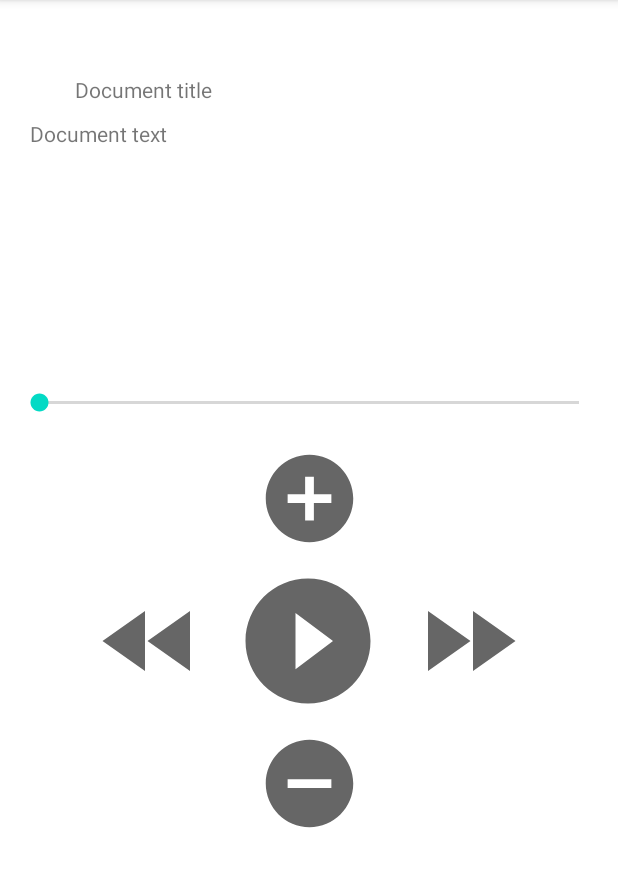
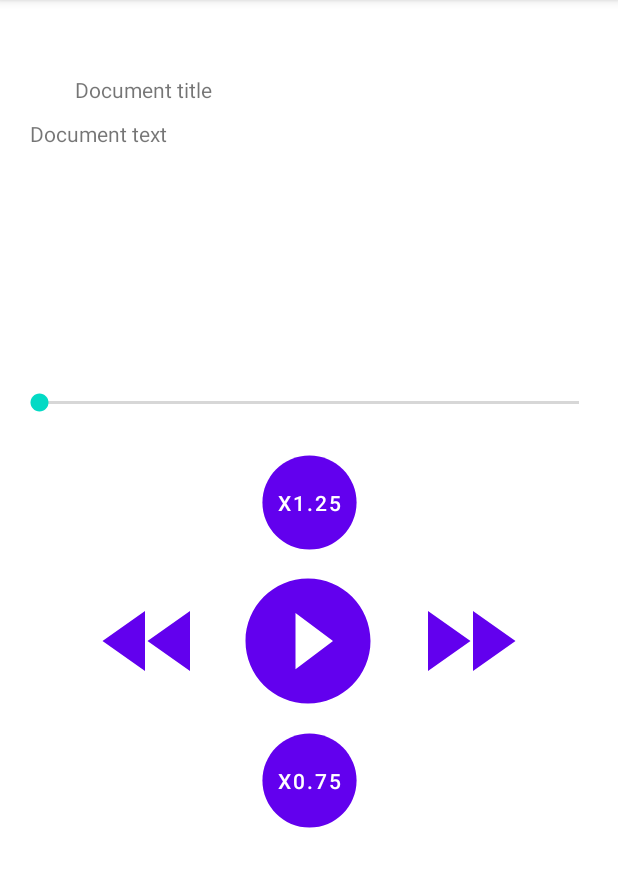
Before and after one commit to smanraj54/Reading_Assistant_Mobile_Application, an Android app: the MediaPlayerActivity screen opened directly, with no data from a screen before it, on a phone screen of 412 x 824 dp, the part 84-971 px from its top. Run offline under Robolectric (Android 15) with nearby library versions, the phone set to English and light mode, and no system bars.

Commit message:
changed button appearance

```diff
--- a/app/build.gradle
+++ b/app/build.gradle
@@ -44,6 +44,7 @@ dependencies {
     implementation 'androidx.constraintlayout:constraintlayout:2.1.3'
     implementation 'androidx.navigation:navigation-fragment-ktx:2.4.1'
     implementation 'androidx.navigation:navigation-ui-ktx:2.4.1'
+    implementation 'androidx.legacy:legacy-support-v4:1.0.0'
     testImplementation 'junit:junit:4.+'
     androidTestImplementation 'androidx.test.ext:junit:1.1.3'
     androidTestImplementation 'androidx.test.espresso:espresso-core:3.4.0'
--- a/app/src/main/AndroidManifest.xml
+++ b/app/src/main/AndroidManifest.xml
@@ -1,7 +1,6 @@
 <?xml version="1.0" encoding="utf-8"?>
 <manifest xmlns:android="http://schemas.android.com/apk/res/android"
     package="com.example.readingassistant">
-
     <application
         android:allowBackup="true"
         android:icon="@mipmap/ic_launcher"
@@ -26,6 +25,11 @@
             </intent-filter>
         </activity>
     </application>
+    <queries>
+        <intent>
+            <action android:name="android.intent.action.TTS_SERVICE" />
+        </intent>
+    </queries>
 
     <uses-permission android:name="android.permission.INTERNET" />
 
--- a/app/src/main/java/com/example/readingassistant/MediaPlayerActivity.kt
+++ b/app/src/main/java/com/example/readingassistant/MediaPlayerActivity.kt
@@ -9,6 +9,7 @@ import android.os.Handler
 import android.os.Looper
 
 import android.view.MotionEvent
+import android.widget.Button
 import android.widget.ImageButton
 import android.widget.SeekBar
 import androidx.core.view.isVisible
@@ -19,25 +20,49 @@ class MediaPlayerActivity : AppCompatActivity() {
     lateinit var playButton: ImageButton
     lateinit var pauseButton: ImageButton
 
-    @SuppressLint("ClickableViewAccessibility")
+    @SuppressLint("ClickableViewAccessibility") //fix this
     override fun onCreate(savedInstanceState: Bundle?) {
         super.onCreate(savedInstanceState)
+
+        var testAudio = R.raw.lofi_study_music ///change to get file from intent
+        /*
+        val arguments = intent.extras
+        if (arguments != null) {
+            val text = arguments.getString("text")
+            val audio = arguments.getString("audio")
+            val documentTitle = arguments.getString("title")
+        }*/
+
+
         setContentView(R.layout.activity_media_player)
 
         playButton = findViewById(R.id.playButton)
         pauseButton = findViewById(R.id.pauseButton)
         val fastForwardButton: ImageButton = findViewById(R.id.fastForwardButton)
         val rewindButton: ImageButton = findViewById(R.id.rewindButton)
-        val increaseButton: ImageButton = findViewById(R.id.increaseButton)
-        val decreaseButton: ImageButton = findViewById(R.id.decreaseButton)
+        val increaseButton: Button = findViewById(R.id.increaseButton)
+        val decreaseButton: Button = findViewById(R.id.decreaseButton)
         val seekBar: SeekBar = findViewById(R.id.seekBar)
-
-        var testAudio = R.raw.lofi_study_music ///change
-
-
         pauseButton.isVisible = false
 
 
+        var speedControl:SpeedControl = SpeedControl(DoubleArray(7){0.5 +(it*0.25)})
+
+        fun updateSpeedButtons() {
+            if (speedControl.getMaxSpeed() == speedControl.getCurrentSpeed()) {
+                increaseButton.setText("max")
+            } else {
+                increaseButton.setText("x" + speedControl.getHigherSpeed())
+            }
+
+            if (speedControl.getMinSpeed() == speedControl.getCurrentSpeed()) {
+                decreaseButton.setText("min")
+            } else {
+                decreaseButton.setText("x"+speedControl.getLowerSpeed())
+            }
+        }
+
+        //set up play button listener
         playButton.setOnClickListener {
             if (mediaPlayer == null) {
 
@@ -56,33 +81,38 @@ class MediaPlayerActivity : AppCompatActivity() {
             play()
         }
 
+        //set up pause button listener
         pauseButton.setOnClickListener {
             pause()
         }
 
-
+        //set up speed buttons
+        updateSpeedButtons()
         val params: PlaybackParams = PlaybackParams().setSpeed(1F)
 
+        //set up increase speed button listener
         increaseButton.setOnClickListener {
-            println(params.speed)
-            if (params.speed<2) {
-                if (mediaPlayer != null) {
-                    params.speed += 0.25F
-                    mediaPlayer!!.playbackParams = params
-                }
+            if (mediaPlayer != null) {
+                println(DoubleArray(8){0.5 +(it*0.25)})
+                speedControl.increaseSpeed()
+                params.speed = speedControl.getCurrentSpeed().toFloat()
+                mediaPlayer!!.playbackParams = params
+                updateSpeedButtons()
             }
         }
 
+        //set up decrease speed button listener
         decreaseButton.setOnClickListener {
-            println(params.speed)
-            if (params.speed>0.5) {
-                if (mediaPlayer!=null){
-                    params.speed -= 0.25F
-                    mediaPlayer!!.playbackParams = params
-                }
+            if (mediaPlayer!=null){
+                speedControl.decreaseSpeed()
+                params.speed = speedControl.getCurrentSpeed().toFloat()
+                mediaPlayer!!.playbackParams = params
+                updateSpeedButtons()
             }
         }
 
+
+        //setup rewind button listener
         var fastForwarding: Boolean
         fastForwardButton.setOnTouchListener { _, motionEvent ->
             if (mediaPlayer != null) {
@@ -110,6 +140,7 @@ class MediaPlayerActivity : AppCompatActivity() {
             true
         }
 
+        //setup fast forward button listener
         var rewinding: Boolean
         rewindButton.setOnTouchListener { _, motionEvent ->
             if (mediaPlayer != null) {
--- /dev/null
+++ b/app/src/main/java/com/example/readingassistant/SpeedControl.kt
@@ -0,0 +1,44 @@
+package com.example.readingassistant
+
+class SpeedControl(speeds:DoubleArray) {
+    private var speeds:DoubleArray = speeds
+    private var currentIndex:Int = speeds.size/2 - 1
+
+    fun increaseSpeed() {
+        if (currentIndex<speeds.size-1) {
+            currentIndex++
+        }
+    }
+
+    fun decreaseSpeed() {
+        if (currentIndex>0) {
+            currentIndex--
+        }
+    }
+
+    fun getCurrentSpeed():Double {
+        return speeds[currentIndex]
+    }
+
+    fun getLowerSpeed():Double {
+        if (currentIndex>0) {
+            return speeds[currentIndex-1]
+        }
+        return speeds[currentIndex]
+    }
+
+    fun getHigherSpeed():Double {
+        if (currentIndex<speeds.size-1) {
+            return speeds[currentIndex + 1]
+        }
+        return speeds[currentIndex]
+    }
+
+    fun getMaxSpeed():Double {
+        return speeds.last()
+    }
+
+    fun getMinSpeed():Double {
+        return speeds.first()
+    }
+}
--- /dev/null
+++ b/app/src/main/res/drawable/ic_baseline_circle_24.xml
@@ -0,0 +1,5 @@
+<vector android:height="75dp" android:tint="?attr/colorControlNormal"
+    android:viewportHeight="24" android:viewportWidth="24"
+    android:width="75dp" xmlns:android="http://schemas.android.com/apk/res/android">
+    <path android:fillColor="@android:color/white" android:pathData="M12,2C6.47,2 2,6.47 2,12s4.47,10 10,10 10,-4.47 10,-10S17.53,2 12,2z"/>
+</vector>
--- a/app/src/main/res/layout/activity_media_player.xml
+++ b/app/src/main/res/layout/activity_media_player.xml
@@ -11,24 +11,26 @@
         android:layout_width="wrap_content"
         android:layout_height="wrap_content"
         android:layout_marginTop="100dp"
-        android:background="#00FFFFFF"
+        android:background="#FFFFFFFF"
         app:layout_constraintEnd_toEndOf="parent"
         app:layout_constraintHorizontal_bias="0.498"
         app:layout_constraintStart_toStartOf="parent"
         app:layout_constraintTop_toBottomOf="@+id/seekBar"
-        app:srcCompat="@drawable/ic_baseline_play_circle_filled_24" />
+        app:srcCompat="@drawable/ic_baseline_play_circle_filled_24"
+        app:tint="@color/design_default_color_primary"/>
 
     <ImageButton
         android:id="@+id/pauseButton"
         android:layout_width="wrap_content"
         android:layout_height="wrap_content"
         android:layout_marginTop="100dp"
-        android:background="#00FFFFFF"
+        android:background="#FFFFFFFF"
         app:layout_constraintEnd_toEndOf="parent"
         app:layout_constraintHorizontal_bias="0.498"
         app:layout_constraintStart_toStartOf="parent"
         app:layout_constraintTop_toBottomOf="@+id/seekBar"
-        app:srcCompat="@drawable/ic_baseline_pause_circle_filled_24" />
+        app:srcCompat="@drawable/ic_baseline_pause_circle_filled_24"
+        app:tint="@color/design_default_color_primary"/>
 
     <ImageButton
         android:id="@+id/rewindButton"
@@ -39,7 +41,8 @@
         android:background="#00FFFFFF"
         app:layout_constraintStart_toStartOf="parent"
         app:layout_constraintTop_toBottomOf="@+id/seekBar"
-        app:srcCompat="@drawable/ic_baseline_fast_rewind_24" />
+        app:srcCompat="@drawable/ic_baseline_fast_rewind_24"
+        app:tint="@color/design_default_color_primary"/>
 
     <ImageButton
         android:id="@+id/fastForwardButton"
@@ -50,7 +53,8 @@
         android:background="#03FFFFFF"
         app:layout_constraintEnd_toEndOf="parent"
         app:layout_constraintTop_toBottomOf="@+id/seekBar"
-        app:srcCompat="@drawable/ic_baseline_fast_forward_24" />
+        app:srcCompat="@drawable/ic_baseline_fast_forward_24"
+        app:tint="@color/design_default_color_primary"/>
 
     <SeekBar
         android:id="@+id/seekBar"
@@ -88,26 +92,26 @@
         app:layout_constraintStart_toStartOf="parent"
         app:layout_constraintTop_toTopOf="parent" />
 
-    <ImageButton
+    <Button
         android:id="@+id/increaseButton"
-        android:layout_width="wrap_content"
-        android:layout_height="wrap_content"
+        android:layout_width="75dp"
+        android:layout_height="75dp"
         android:layout_marginTop="20dp"
-        android:background="#00FFFFFF"
+        android:text="Button"
         app:layout_constraintEnd_toEndOf="parent"
         app:layout_constraintStart_toStartOf="parent"
         app:layout_constraintTop_toBottomOf="@+id/seekBar"
-        app:srcCompat="@drawable/ic_baseline_add_circle_24" />
+        android:background="@drawable/ic_baseline_circle_24"/>
 
-    <ImageButton
+    <Button
         android:id="@+id/decreaseButton"
-        android:layout_width="wrap_content"
-        android:layout_height="wrap_content"
-        android:layout_marginTop="120dp"
-        android:background="#07FFFFFF"
+        android:layout_width="75dp"
+        android:layout_height="75dp"
+        android:layout_marginTop="110dp"
+        android:background="@drawable/ic_baseline_circle_24"
+        android:text="Button"
         app:layout_constraintEnd_toEndOf="parent"
         app:layout_constraintStart_toStartOf="parent"
-        app:layout_constraintTop_toBottomOf="@+id/increaseButton"
-        app:srcCompat="@drawable/ic_baseline_remove_circle_24" />
+        app:layout_constraintTop_toBottomOf="@+id/increaseButton" />
 
 </androidx.constraintlayout.widget.ConstraintLayout>
--- a/app/src/main/res/values/strings.xml
+++ b/app/src/main/res/values/strings.xml
@@ -1,4 +1,6 @@
 <resources>
     <string name="app_name">Reading Assistant</string>
     <string name="media_player">Read Aloud</string>
+<!-- TODO: Remove or change this placeholder text -->
+    <string name="hello_blank_fragment">Hello blank fragment</string>
 </resources>
```
